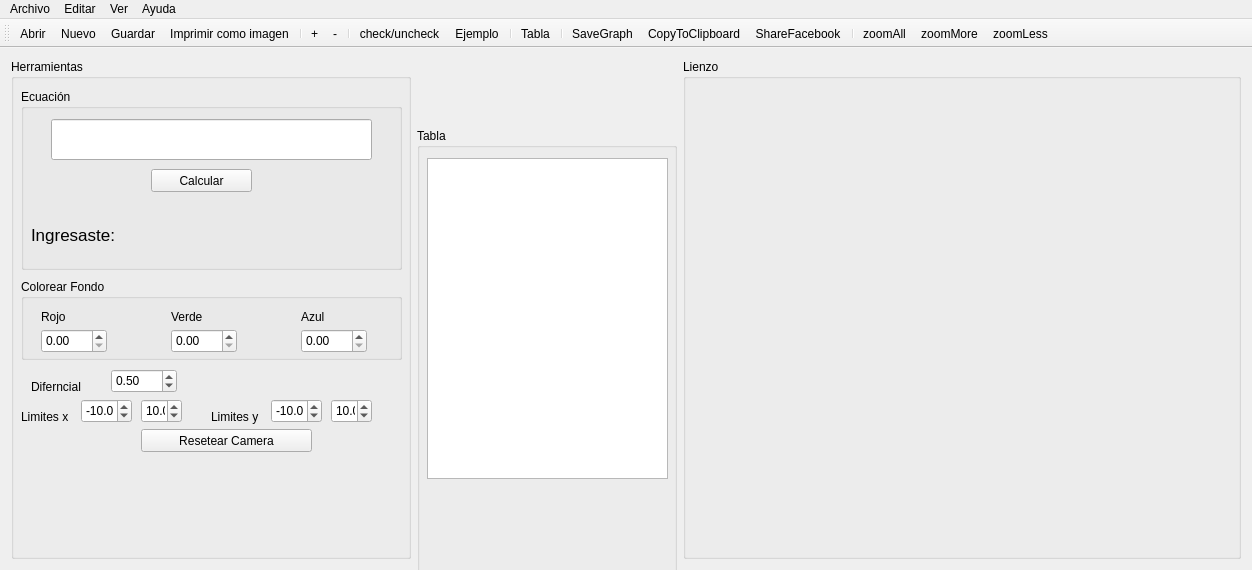
JairFrancesco/easyGraph, file ui/mainwindow.ui: the form before one commit.
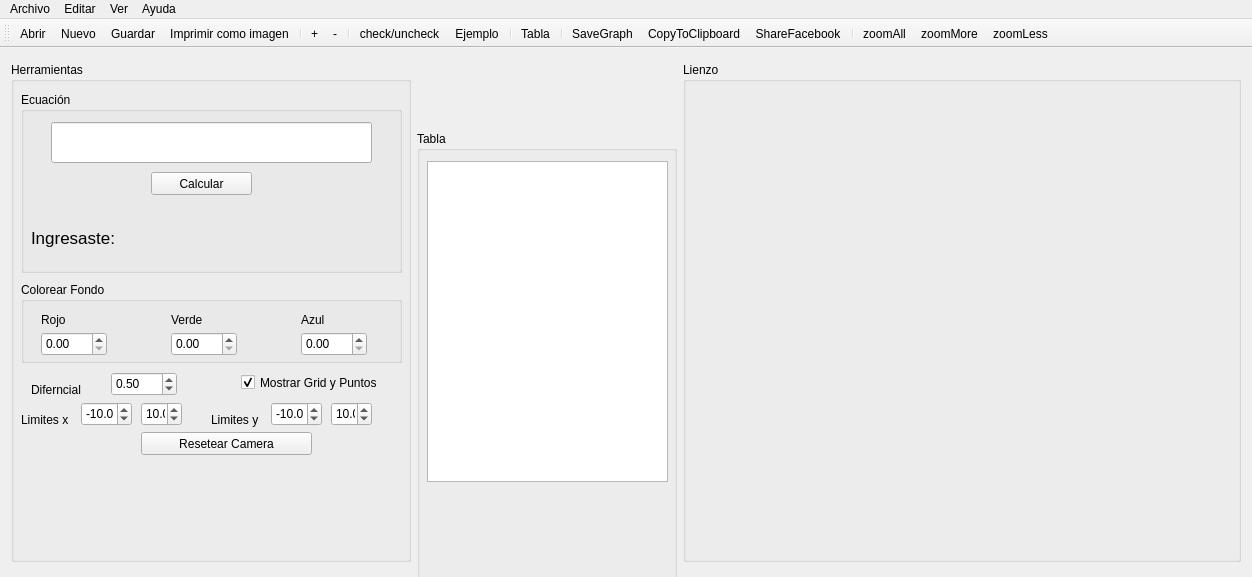
The form after the commit. Icons and pictures are not drawn. Custom widgets are drawn as their Qt base class.

What changed in the file:
```diff
--- a/ui/mainwindow.ui
+++ b/ui/mainwindow.ui
@@ -7,7 +7,7 @@
     <x>0</x>
     <y>0</y>
     <width>1252</width>
-    <height>479</height>
+    <height>577</height>
    </rect>
   </property>
   <property name="windowTitle">
@@ -424,6 +424,22 @@
         <string>Limites y</string>
        </property>
       </widget>
+      <widget class="QCheckBox" name="boxFiltros">
+       <property name="geometry">
+        <rect>
+         <x>230</x>
+         <y>310</y>
+         <width>161</width>
+         <height>21</height>
+        </rect>
+       </property>
+       <property name="text">
+        <string>Mostrar Grid y Puntos</string>
+       </property>
+       <property name="checked">
+        <bool>true</bool>
+       </property>
+      </widget>
      </widget>
     </item>
    </layout>
```
Left out of the diff: 3 changed lines with no effect on the pictures.
